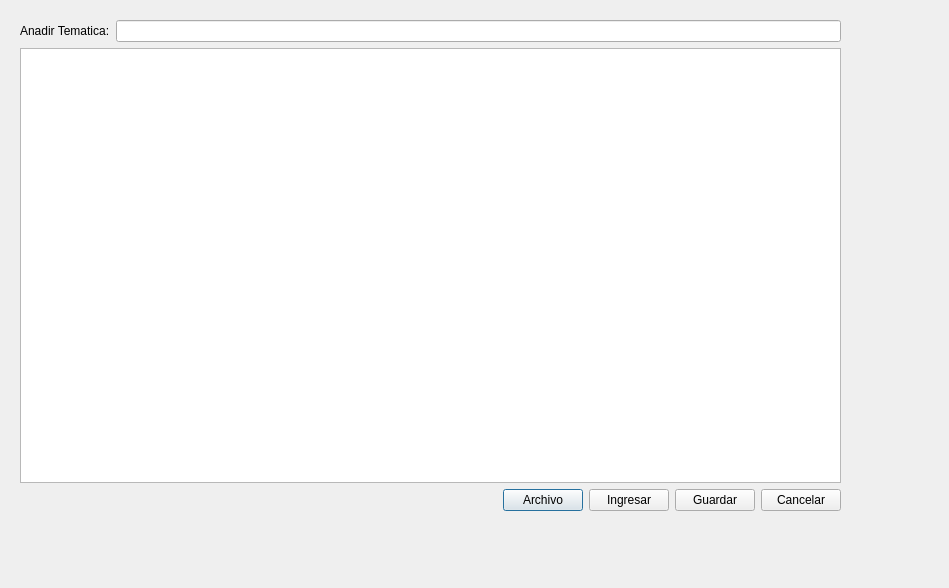
First picture: the form in newtematica.ui, repository FelixRNV/Juego_OCA, before the edit.
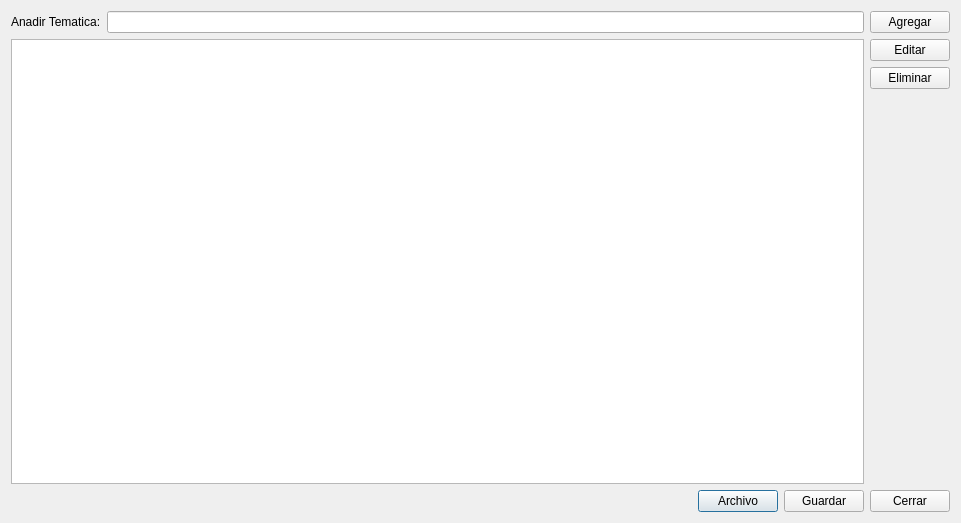
Second picture: the form after the edit.

```diff
--- a/newtematica.ui
+++ b/newtematica.ui
@@ -6,45 +6,31 @@
    <rect>
     <x>0</x>
     <y>0</y>
-    <width>949</width>
-    <height>588</height>
+    <width>961</width>
+    <height>523</height>
    </rect>
   </property>
   <property name="windowTitle">
    <string>Dialog</string>
   </property>
-  <widget class="QWidget" name="layoutWidget">
-   <property name="geometry">
-    <rect>
-     <x>20</x>
-     <y>20</y>
-     <width>821</width>
-     <height>491</height>
-    </rect>
-   </property>
+  <layout class="QGridLayout" name="gridLayout_6">
+   <item row="0" column="0">
    <layout class="QGridLayout" name="gridLayout_3">
+     <item row="0" column="1">
+      <widget class="QLineEdit" name="ltxNombreTematica"/>
+     </item>
+     <item row="0" column="0">
+      <widget class="QLabel" name="label_2">
+       <property name="text">
+        <string>Anadir Tematica:</string>
+       </property>
+      </widget>
+     </item>
     <item row="1" column="0" colspan="2">
      <widget class="QTableWidget" name="tblLista"/>
     </item>
-    <item row="0" column="1">
-     <widget class="QLineEdit" name="ltxNombreTematica"/>
-    </item>
     <item row="2" column="0" colspan="2">
      <layout class="QGridLayout" name="gridLayout_4">
-      <item row="0" column="1">
-       <widget class="QPushButton" name="btn_CargaPreguntas">
-        <property name="text">
-         <string>Archivo</string>
-        </property>
-       </widget>
-      </item>
-      <item row="0" column="2">
-       <widget class="QPushButton" name="btn_Ingresar">
-        <property name="text">
-         <string>Ingresar</string>
-        </property>
-       </widget>
-      </item>
       <item row="0" column="0">
        <spacer name="horizontalSpacer">
         <property name="orientation">
@@ -58,31 +44,70 @@
         </property>
        </spacer>
       </item>
-      <item row="0" column="3">
+       <item row="0" column="1">
+        <widget class="QPushButton" name="btn_CargaPreguntas">
+         <property name="text">
+          <string>Archivo</string>
+         </property>
+        </widget>
+       </item>
+       <item row="0" column="2">
        <widget class="QPushButton" name="btn_Guardar">
         <property name="text">
          <string>Guardar</string>
         </property>
        </widget>
       </item>
-      <item row="0" column="4">
-       <widget class="QPushButton" name="btn_Salir">
-        <property name="text">
-         <string>Cancelar</string>
-        </property>
-       </widget>
+      </layout>
       </item>
      </layout>
     </item>
+   <item row="0" column="1">
+    <layout class="QGridLayout" name="gridLayout_5">
     <item row="0" column="0">
-     <widget class="QLabel" name="label_2">
+      <widget class="QPushButton" name="btn_Ingresar">
       <property name="text">
-       <string>Anadir Tematica:</string>
+        <string>Agregar</string>
       </property>
      </widget>
     </item>
-   </layout>
-  </widget>
+     <item row="1" column="0">
+      <widget class="QPushButton" name="btn_Editar">
+       <property name="text">
+        <string>Editar</string>
+       </property>
+      </widget>
+     </item>
+     <item row="2" column="0">
+      <widget class="QPushButton" name="btn_Eliminar">
+       <property name="text">
+        <string>Eliminar</string>
+       </property>
+      </widget>
+     </item>
+     <item row="3" column="0">
+      <spacer name="verticalSpacer_2">
+       <property name="orientation">
+        <enum>Qt::Vertical</enum>
+       </property>
+       <property name="sizeHint" stdset="0">
+        <size>
+         <width>20</width>
+         <height>268</height>
+        </size>
+       </property>
+      </spacer>
+     </item>
+     <item row="4" column="0">
+      <widget class="QPushButton" name="btn_Cerrar">
+       <property name="text">
+        <string>Cerrar</string>
+       </property>
+      </widget>
+     </item>
+    </layout>
+   </item>
+  </layout>
  </widget>
  <resources/>
  <connections/>
```
Lines whose indentation alone changed are shown as unchanged.
